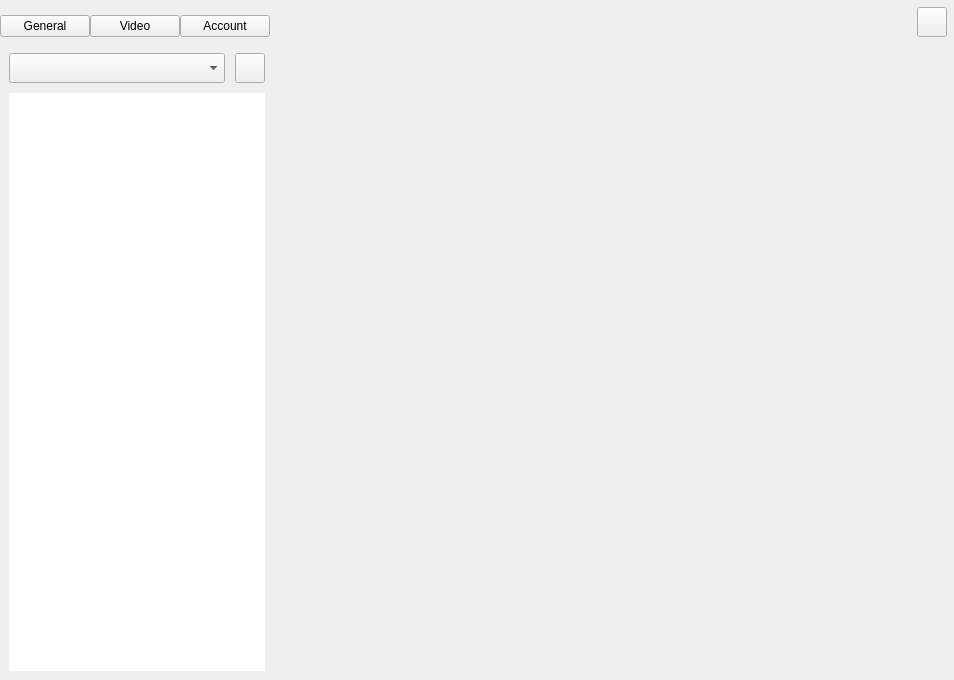
Before: the Qt Designer form configurationwidget.ui in savoirfairelinux/jami-client-windows, drawn with Qt 5.
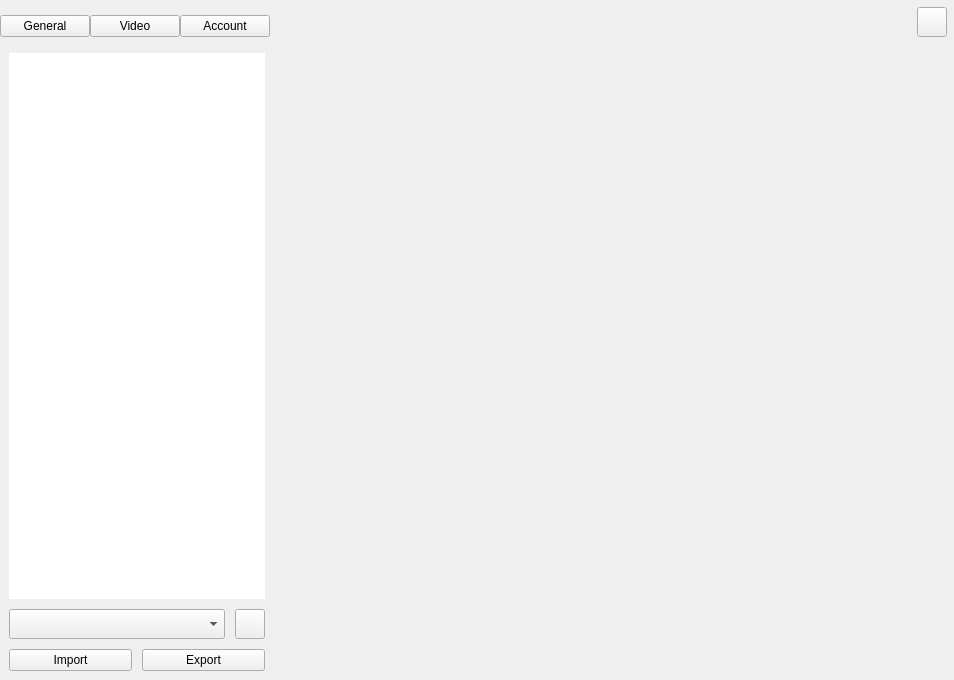
After: the same form once the commit is applied. The open tabs and pages were chosen to show the change. Icons and pictures are not drawn. Custom widgets are drawn as their Qt base class.

Commit message:
account import/export UI
Tuleap: #335

```diff
--- a/configurationwidget.ui
+++ b/configurationwidget.ui
@@ -1017,6 +1017,22 @@
           <property name="spacing">
            <number>10</number>
           </property>
+          <item>
+           <widget class="QListView" name="accountView">
+            <property name="sizePolicy">
+             <sizepolicy hsizetype="MinimumExpanding" vsizetype="MinimumExpanding">
+              <horstretch>0</horstretch>
+              <verstretch>0</verstretch>
+             </sizepolicy>
+            </property>
+            <property name="focusPolicy">
+             <enum>Qt::NoFocus</enum>
+            </property>
+            <property name="frameShape">
+             <enum>QFrame::NoFrame</enum>
+            </property>
+           </widget>
+          </item>
           <item>
            <layout class="QHBoxLayout" name="horizontalLayout_2">
             <item>
@@ -1064,20 +1080,25 @@
            </layout>
           </item>
           <item>
-           <widget class="QListView" name="accountView">
-            <property name="sizePolicy">
-             <sizepolicy hsizetype="MinimumExpanding" vsizetype="MinimumExpanding">
-              <horstretch>0</horstretch>
-              <verstretch>0</verstretch>
-             </sizepolicy>
+           <layout class="QHBoxLayout" name="horizontalLayout_9">
+            <property name="topMargin">
+             <number>0</number>
             </property>
-            <property name="focusPolicy">
-             <enum>Qt::NoFocus</enum>
-            </property>
-            <property name="frameShape">
-             <enum>QFrame::NoFrame</enum>
-            </property>
-           </widget>
+            <item>
+             <widget class="QPushButton" name="importButton">
+              <property name="text">
+               <string>Import</string>
+              </property>
+             </widget>
+            </item>
+            <item>
+             <widget class="QPushButton" name="exportButton">
+              <property name="text">
+               <string>Export</string>
+              </property>
+             </widget>
+            </item>
+           </layout>
           </item>
          </layout>
         </widget>
@@ -1089,17 +1110,17 @@
   </layout>
  </widget>
  <customwidgets>
+  <customwidget>
+   <class>RingButton</class>
+   <extends>QPushButton</extends>
+   <header location="global">ringbutton.h</header>
+  </customwidget>
   <customwidget>
    <class>VideoWidget</class>
    <extends>QWidget</extends>
    <header>videowidget.h</header>
    <container>1</container>
   </customwidget>
-  <customwidget>
-   <class>RingButton</class>
-   <extends>QPushButton</extends>
-   <header>ringbutton.h</header>
-  </customwidget>
  </customwidgets>
  <resources>
   <include location="ressources.qrc"/>
```
The commit also changes 7 other files.
